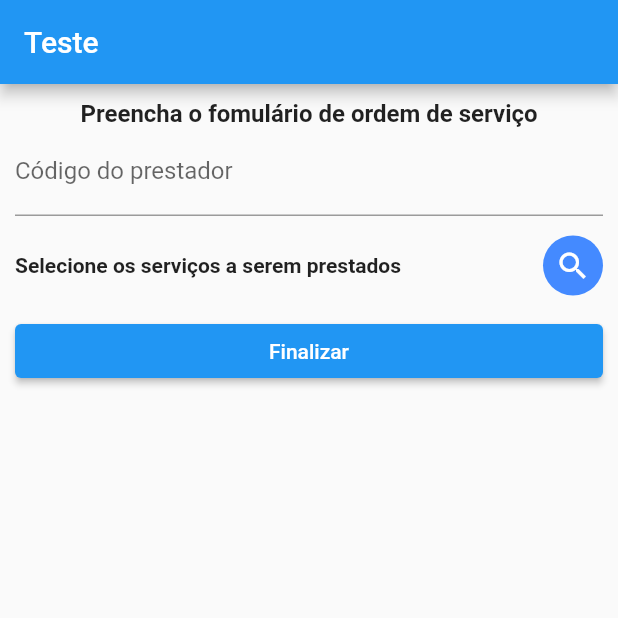
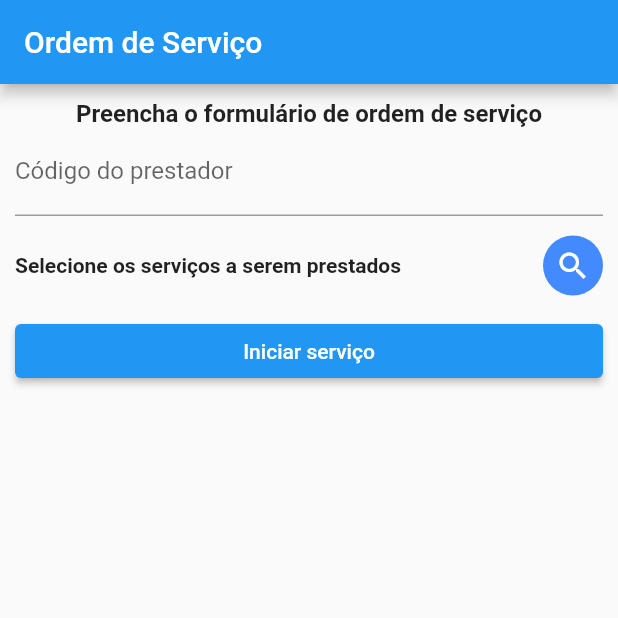
Before and after one commit to maycraveiro/abc-tech-service-app, a Flutter app: the screen it shows after launch, on a phone screen of 412 x 824 dp, the top half of it. Run offline on Flutter 3.47's test engine with Material 2 defaults, Android fonts, the light colour scheme and no system bars; our stand-ins replace geolocator, get.

Commit message:
OrderService + OrderPage

```diff
--- a/lib/model/assistance.dart
+++ b/lib/model/assistance.dart
@@ -1,4 +1,3 @@
-// ignore_for_file: public_member_api_docs, sort_constructors_first
 import 'dart:convert';
 
 class Assistance {
--- a/lib/model/order.dart
+++ b/lib/model/order.dart
@@ -1,4 +1,3 @@
-// ignore_for_file: public_member_api_docs, sort_constructors_first
 import 'dart:convert';
 import 'package:abctechserviceapp/model/order_location.dart';
 
--- /dev/null
+++ b/lib/model/order_created.dart
@@ -0,0 +1,9 @@
+class OrderCreated {
+  bool success;
+  String message;
+
+  OrderCreated({
+    required this.success,
+    required this.message,
+  });
+}
--- a/lib/model/order_location.dart
+++ b/lib/model/order_location.dart
@@ -1,4 +1,3 @@
-// ignore_for_file: public_member_api_docs, sort_constructors_first
 import 'dart:convert';
 
 class OrderLocation {
--- a/lib/pages/order_bind.dart
+++ b/lib/pages/order_bind.dart
@@ -1,10 +1,13 @@
 import 'package:abctechserviceapp/controller/order_controller.dart';
+import 'package:abctechserviceapp/provider/order_provider.dart';
 import 'package:abctechserviceapp/services/geolocation_service.dart';
+import 'package:abctechserviceapp/services/order_service.dart';
 import 'package:get/get.dart';
 
 class OrderBind extends Bindings {
   @override
   void dependencies() {
-    Get.lazyPut<OrderController>(() => OrderController(GeolocationService()));
+    Get.lazyPut<OrderController>(() =>
+        OrderController(GeolocationService(), OrderService(OrderProvider())));
   }
 }
--- a/lib/pages/order_page.dart
+++ b/lib/pages/order_page.dart
@@ -14,16 +14,8 @@ class OrderPage extends GetView<OrderController> {
             ListTile(title: Text(assists[index].name)));
   }
 
-  @override
-  Widget build(BuildContext context) {
-    return Scaffold(
-        appBar: AppBar(
-          title: const Text("Teste"),
-        ),
-        body: Container(
-            constraints: const BoxConstraints.expand(),
-            padding: const EdgeInsets.all(10.0),
-            child: SingleChildScrollView(
+  Widget renderFromScreen(BuildContext context) {
+    return SingleChildScrollView(
       child: Form(
         key: controller.formKey,
         child: Column(
@@ -32,20 +24,23 @@ class OrderPage extends GetView<OrderController> {
             Row(children: const [
               Expanded(
                   child: Text(
-                        'Preencha o fomulário de ordem de serviço',
+                'Preencha o formulário de ordem de serviço',
                 textAlign: TextAlign.center,
-                        style: TextStyle(
-                            fontSize: 16.0, fontWeight: FontWeight.bold),
+                style: TextStyle(fontSize: 16.0, fontWeight: FontWeight.bold),
               ))
             ]),
-                    TextFormField(
+            Obx(() {
+              var enabled = controller.screenState.value == OrderState.creating;
+              return TextFormField(
                 controller: controller.operatorIdController,
+                enabled: enabled,
                 inputFormatters: [FilteringTextInputFormatter.digitsOnly],
                 keyboardType: TextInputType.number,
-                      decoration: const InputDecoration(
-                          labelText: "Código do prestador"),
+                decoration:
+                    const InputDecoration(labelText: "Código do prestador"),
                 textAlign: TextAlign.center,
-                    ),
+              );
+            }),
             Row(children: [
               const Expanded(
                   child: Padding(
@@ -54,8 +49,7 @@ class OrderPage extends GetView<OrderController> {
                         'Selecione os serviços a serem prestados',
                         textAlign: TextAlign.left,
                         style: TextStyle(
-                                    fontSize: 14.0,
-                                    fontWeight: FontWeight.bold),
+                            fontSize: 14.0, fontWeight: FontWeight.bold),
                       ))),
               Ink(
                   decoration: const ShapeDecoration(
@@ -74,13 +68,35 @@ class OrderPage extends GetView<OrderController> {
             ),
             Row(children: [
               Expanded(
-                          child: ElevatedButton(
-                              onPressed: () => controller.finishStartOrder(),
-                              child: const Text("Finalizar")))
+                  child: ElevatedButton(onPressed: () {
+                FocusScope.of(context).unfocus();
+                controller.finishStartOrder();
+              }, child: Obx((() {
+                if (controller.screenState.value == OrderState.creating) {
+                  return const Text("Iniciar serviço");
+                } else {
+                  return const Text("Finalizar serviço");
+                }
+              }))))
             ]),
           ],
         ),
       ),
-            )));
+    );
+  }
+
+  @override
+  Widget build(BuildContext context) {
+    return Scaffold(
+        appBar: AppBar(
+          title: const Text("Ordem de Serviço"),
+        ),
+        body: Container(
+            constraints: const BoxConstraints.expand(),
+            padding: const EdgeInsets.all(10.0),
+            child: controller.obx((state) => renderFromScreen(context),
+                onLoading: const Text("Carregando"),
+                onEmpty: const Center(child: CircularProgressIndicator()),
+                onError: (error) => Text(error.toString()))));
   }
 }
--- /dev/null
+++ b/lib/services/order_service.dart
@@ -0,0 +1,29 @@
+import 'package:flutter/material.dart';
+import 'package:get/get.dart';
+import 'package:abctechserviceapp/model/order_created.dart';
+import 'package:abctechserviceapp/provider/order_provider.dart';
+import '../model/order.dart';
+
+abstract class OrderServiceInterface {
+  Future<OrderCreated> createOrder(Order order);
+}
+
+class OrderService implements OrderServiceInterface {
+  final OrderProviderInterface _orderProvider;
+
+  OrderService(this._orderProvider);
+
+  @override
+  Future<OrderCreated> createOrder(Order order) async {
+    Response response = await _orderProvider.postOrder(order);
+    try {
+      if (response.hasError) {
+        return Future.error(ErrorDescription('Erro na API'));
+      }
+      return Future.sync(() => OrderCreated(success: true, message: ""));
+    } catch (e) {
+      e.printError();
+      return Future.error(ErrorDescription("Erro na esperado"));
+    }
+  }
+}
```
Also changed, not shown: lib/controller/order_controller.dart (+72 -9 lines). Lines whose indentation alone changed are shown as unchanged.
